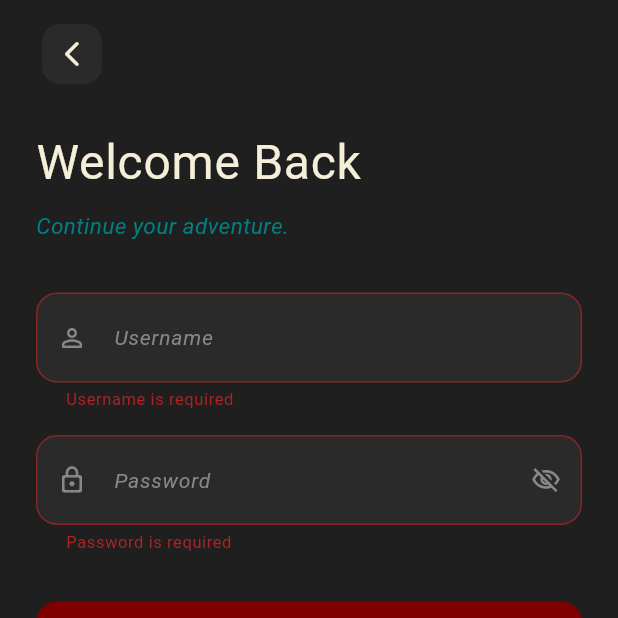
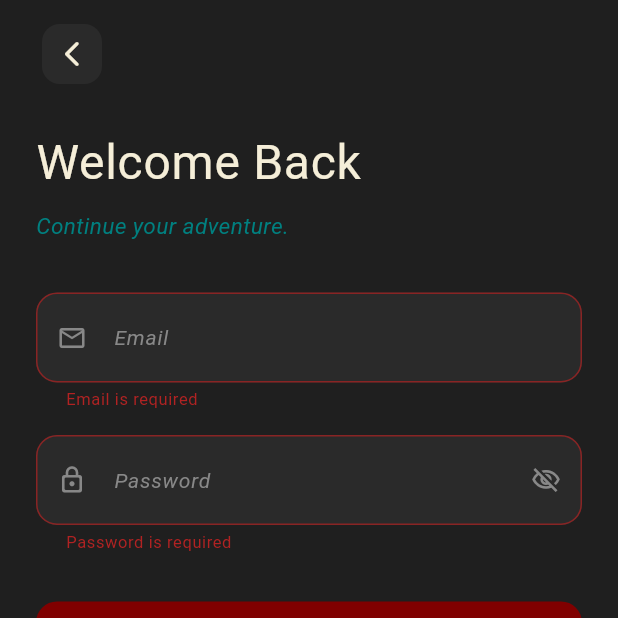
Before and after one commit to james-t-larson/book-dragon-client, a Flutter app: the LoginScreen screen opened directly, after a tap on "Login", on a phone screen of 412 x 824 dp, the top half of it. Run offline on Flutter 3.47's test engine with Material 3 defaults, Android fonts, the light colour scheme and no system bars; our stand-ins replace google_fonts, shared_preferences; accounts and stored records are empty; Roboto replaces fonts that are missing (Rosarivo).

Commit message:
refactor: switch login form from username to email
  * Rename `_usernameController` to `_emailController`
  * Update API payload key from `username` to `email`
  * Update input label, icon, and validation message to reflect email usage

```diff
--- a/lib/screens/login_screen.dart
+++ b/lib/screens/login_screen.dart
@@ -19,7 +19,7 @@ class LoginScreen extends StatefulWidget {
 class _LoginScreenState extends State<LoginScreen>
     with TickerProviderStateMixin {
   final _formKey = GlobalKey<FormState>();
-  final _usernameController = TextEditingController();
+  final _emailController = TextEditingController();
   final _passwordController = TextEditingController();
 
   bool _isLoading = false;
@@ -55,7 +55,7 @@ class _LoginScreenState extends State<LoginScreen>
 
   @override
   void dispose() {
-    _usernameController.dispose();
+    _emailController.dispose();
     _passwordController.dispose();
     _entryController.dispose();
     super.dispose();
@@ -77,7 +77,7 @@ class _LoginScreenState extends State<LoginScreen>
           'Accept': 'application/json',
         },
         body: jsonEncode({
-          'username': _usernameController.text.trim(),
+          'email': _emailController.text.trim(),
           'password': _passwordController.text,
         }),
       );
@@ -246,12 +246,12 @@ class _LoginScreenState extends State<LoginScreen>
             child: Column(
               children: [
                 _buildField(
-                  controller: _usernameController,
-                  label: 'Username',
-                  icon: Icons.person_outline_rounded,
+                  controller: _emailController,
+                  label: 'Email',
+                  icon: Icons.email_outlined,
                   validator: (v) {
                     if (v == null || v.trim().isEmpty) {
-                      return 'Username is required';
+                      return 'Email is required';
                     }
                     return null;
                   },
```
